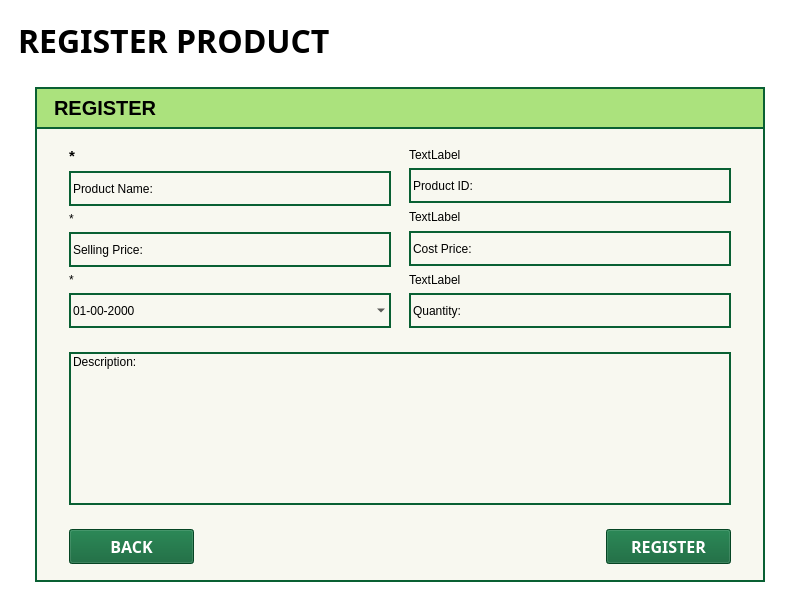
This is Screens/MainMenuScreens/Registration/Registration_prod.ui in Bideiro/Ranil_project_py as Qt 5 draws it before an edit. The edited form follows.
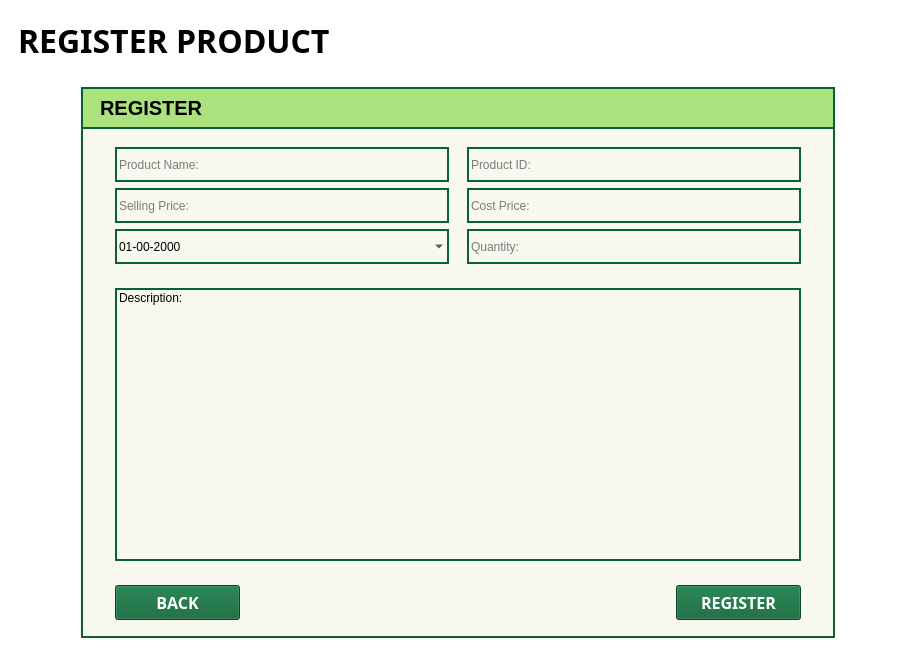
This is the edited form.

Commit message: Updated registration_prod

```diff
--- a/Screens/MainMenuScreens/Registration/Registration_prod.ui
+++ b/Screens/MainMenuScreens/Registration/Registration_prod.ui
@@ -6,8 +6,8 @@
    <rect>
     <x>0</x>
     <y>0</y>
-    <width>800</width>
-    <height>600</height>
+    <width>916</width>
+    <height>656</height>
    </rect>
   </property>
   <property name="windowTitle">
@@ -181,34 +181,6 @@
 }</string>
                   </property>
                   <layout class="QVBoxLayout" name="verticalLayout_2">
-                   <item>
-                    <widget class="QLabel" name="label_3">
-                     <property name="sizePolicy">
-                      <sizepolicy hsizetype="Minimum" vsizetype="Minimum">
-                       <horstretch>0</horstretch>
-                       <verstretch>0</verstretch>
-                      </sizepolicy>
-                     </property>
-                     <property name="minimumSize">
-                      <size>
-                       <width>10</width>
-                       <height>10</height>
-                      </size>
-                     </property>
-                     <property name="font">
-                      <font>
-                       <pointsize>11</pointsize>
-                       <bold>true</bold>
-                      </font>
-                     </property>
-                     <property name="text">
-                      <string>*</string>
-                     </property>
-                     <property name="alignment">
-                      <set>Qt::AlignBottom|Qt::AlignLeading|Qt::AlignLeft</set>
-                     </property>
-                    </widget>
-                   </item>
                    <item>
                     <widget class="QLineEdit" name="lineEdit_3">
                      <property name="sizePolicy">
@@ -224,17 +196,13 @@
                       </size>
                      </property>
                      <property name="text">
+                      <string/>
+                     </property>
+                     <property name="placeholderText">
                       <string>Product Name:</string>
                      </property>
                     </widget>
                    </item>
-                   <item>
-                    <widget class="QLabel" name="label_4">
-                     <property name="text">
-                      <string>*</string>
-                     </property>
-                    </widget>
-                   </item>
                    <item>
                     <widget class="QLineEdit" name="lineEdit_4">
                      <property name="sizePolicy">
@@ -250,17 +218,13 @@
                       </size>
                      </property>
                      <property name="text">
+                      <string/>
+                     </property>
+                     <property name="placeholderText">
                       <string>Selling Price:</string>
                      </property>
                     </widget>
                    </item>
-                   <item>
-                    <widget class="QLabel" name="label_5">
-                     <property name="text">
-                      <string>*</string>
-                     </property>
-                    </widget>
-                   </item>
                    <item>
                     <widget class="QDateEdit" name="dateEdit_2">
                      <property name="sizePolicy">
@@ -304,13 +268,6 @@
 }</string>
                   </property>
                   <layout class="QVBoxLayout" name="verticalLayout">
-                   <item>
-                    <widget class="QLabel" name="label_6">
-                     <property name="text">
-                      <string>TextLabel</string>
-                     </property>
-                    </widget>
-                   </item>
                    <item>
                     <widget class="QLineEdit" name="lineEdit">
                      <property name="sizePolicy">
@@ -326,17 +283,13 @@
                       </size>
                      </property>
                      <property name="text">
+                      <string/>
+                     </property>
+                     <property name="placeholderText">
                       <string>Product ID:</string>
                      </property>
                     </widget>
                    </item>
-                   <item>
-                    <widget class="QLabel" name="label_7">
-                     <property name="text">
-                      <string>TextLabel</string>
-                     </property>
-                    </widget>
-                   </item>
                    <item>
                     <widget class="QLineEdit" name="lineEdit_2">
                      <property name="sizePolicy">
@@ -352,17 +305,13 @@
                       </size>
                      </property>
                      <property name="text">
+                      <string/>
+                     </property>
+                     <property name="placeholderText">
                       <string>Cost Price:</string>
                      </property>
                     </widget>
                    </item>
-                   <item>
-                    <widget class="QLabel" name="label_8">
-                     <property name="text">
-                      <string>TextLabel</string>
-                     </property>
-                    </widget>
-                   </item>
                    <item>
                     <widget class="QLineEdit" name="lineEdit_5">
                      <property name="sizePolicy">
@@ -378,6 +327,9 @@
                       </size>
                      </property>
                      <property name="text">
+                      <string/>
+                     </property>
+                     <property name="placeholderText">
                       <string>Quantity: </string>
                      </property>
                     </widget>
```
The commit also changes 9 other files.
